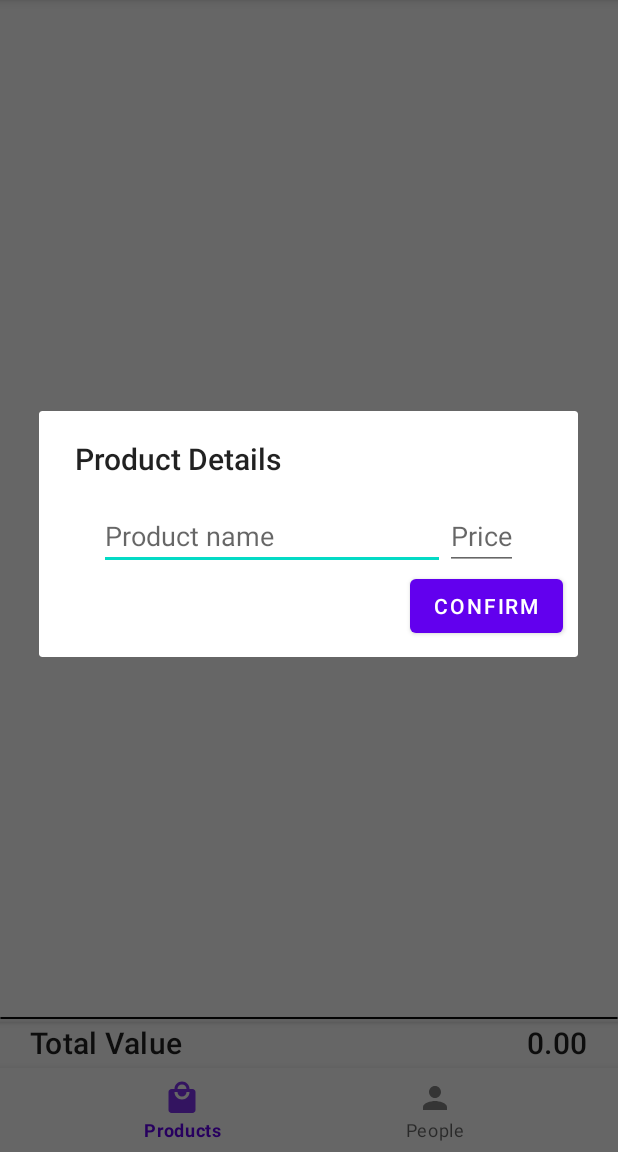
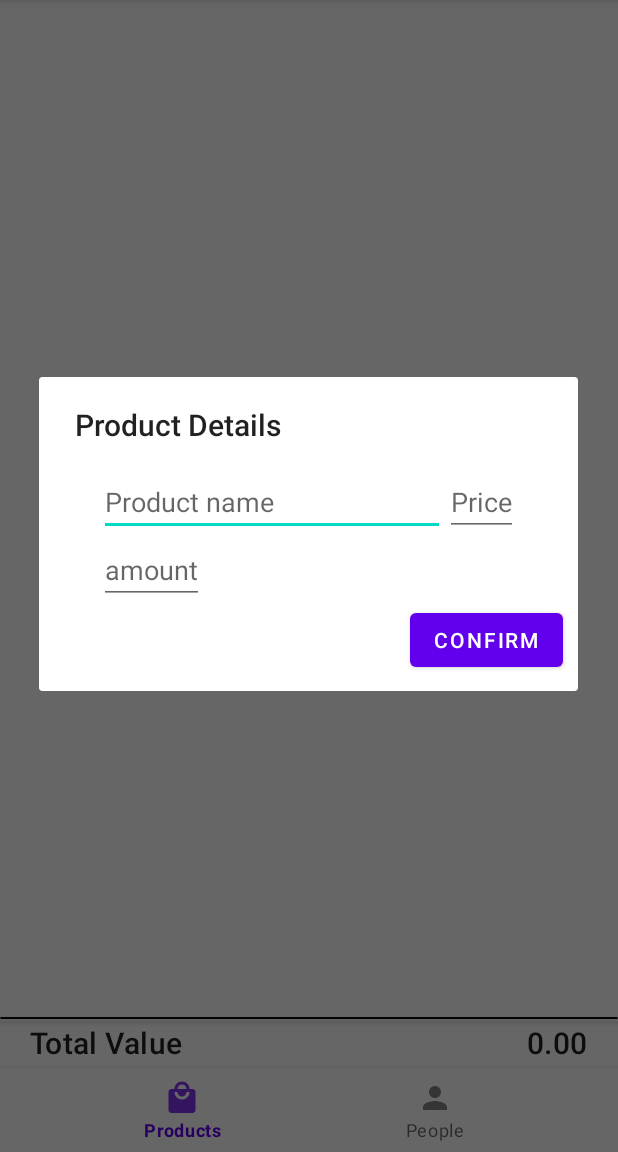
Before and after one commit to Drsdavi62/Racha-Conta, an Android app: the screen it shows after launch (MainActivity), after a tap on "Add", on a phone screen of 412 x 824 dp, the part 84-1236 px from its top. Run offline under Robolectric (Android 15) with nearby library versions, the phone set to English and light mode, and no system bars; our stand-ins replace Room's generated code; libraries missing offline, so code that uses them is left out: me.abhinay.input; plain views replace CurrencyEditText; 1 statement that could not run was skipped.

Commit message:
amount working, ux not done

```diff
--- a/app/src/main/java/com/example/application/billsplitingapp/MainActivity.kt
+++ b/app/src/main/java/com/example/application/billsplitingapp/MainActivity.kt
@@ -1,12 +1,17 @@
 package com.example.application.billsplitingapp
 
+import android.annotation.SuppressLint
 import androidx.appcompat.app.AppCompatActivity
 import android.os.Bundle
+import android.view.MotionEvent
+import android.view.View
+import androidx.constraintlayout.widget.ConstraintLayout
 import androidx.navigation.Navigation
 import com.google.android.material.bottomnavigation.BottomNavigationView
 
 class MainActivity : AppCompatActivity() {
 
+    @SuppressLint("ClickableViewAccessibility")
     override fun onCreate(savedInstanceState: Bundle?) {
         super.onCreate(savedInstanceState)
         setContentView(R.layout.activity_main)
--- a/app/src/main/java/com/example/application/billsplitingapp/database/product/ProductDao.kt
+++ b/app/src/main/java/com/example/application/billsplitingapp/database/product/ProductDao.kt
@@ -19,8 +19,8 @@ interface ProductDao {
     @Query("DELETE FROM ProductModel WHERE id = :id")
     suspend fun deleteProduct(id: java.lang.Integer)
 
-    @Query("UPDATE ProductModel SET name = :name, price =:price WHERE id = :id")
-    suspend fun editProduct(id: java.lang.Integer, name: String, price: Float)
+    @Query("UPDATE ProductModel SET name = :name, price =:price, amount = :amount WHERE id = :id")
+    suspend fun editProduct(id: java.lang.Integer, name: String, price: Float, amount : Int)
 
     @Query("UPDATE ProductModel SET name = :name WHERE id = :id")
     suspend fun editProductName(id : Int, name : String)
--- a/app/src/main/java/com/example/application/billsplitingapp/database/product/ProductDatabase.kt
+++ b/app/src/main/java/com/example/application/billsplitingapp/database/product/ProductDatabase.kt
@@ -6,7 +6,7 @@ import androidx.room.Room
 import androidx.room.RoomDatabase
 import com.example.application.billsplitingapp.models.ProductModel
 
-@Database(entities = [ProductModel::class], version = 1, exportSchema = false)
+@Database(entities = [ProductModel::class], version = 2, exportSchema = false)
 abstract class ProductDatabase : RoomDatabase() {
     abstract fun productDao() : ProductDao
 
@@ -27,7 +27,7 @@ abstract class ProductDatabase : RoomDatabase() {
                     context.applicationContext,
                     ProductDatabase::class.java,
                     "Product-database"
-                ).build()
+                ).fallbackToDestructiveMigration().build()
                 INSTANCE = instance
                 return instance
             }
--- a/app/src/main/java/com/example/application/billsplitingapp/database/product/ProductRepository.kt
+++ b/app/src/main/java/com/example/application/billsplitingapp/database/product/ProductRepository.kt
@@ -22,8 +22,8 @@ class ProductRepository (private val context: Context){
         productDao.add(productModel)
     }
 
-    suspend fun editProduct(id: Integer, name: String, price: Float){
-        productDao.editProduct(id, name, price)
+    suspend fun editProduct(id: Integer, name: String, price: Float, amount : Int){
+        productDao.editProduct(id, name, price, amount)
     }
 
     fun getList() : LiveData<List<ProductModel>>{
--- a/app/src/main/java/com/example/application/billsplitingapp/models/ProductModel.kt
+++ b/app/src/main/java/com/example/application/billsplitingapp/models/ProductModel.kt
@@ -4,7 +4,7 @@ import androidx.room.Entity
 import androidx.room.PrimaryKey
 
 @Entity
-class ProductModel (var name : String, var price : Float) {
+class ProductModel (var name : String, var price : Float, var amount : Int) {
     @PrimaryKey(autoGenerate = true)
     lateinit var id : Integer
 }
--- a/app/src/main/java/com/example/application/billsplitingapp/peopleList/PersonListViewModel.kt
+++ b/app/src/main/java/com/example/application/billsplitingapp/peopleList/PersonListViewModel.kt
@@ -30,7 +30,8 @@ class PersonListViewModel(application: Application) : AndroidViewModel(applicati
 
     fun deletePerson(id : Integer){
         relationRepository.getProductsRelated(id).forEach {productId ->
-            var value = productRepository.getProduct(productId).price / (relationRepository.getPeopleRelated(productId).size - 1).toFloat()
+            val product = productRepository.getProduct(productId)
+            var value = (product.price * product.amount)/ (relationRepository.getPeopleRelated(productId).size - 1).toFloat()
             relationRepository.setRelationValue(productId, value)
         }
         relationRepository.deleteByPerson(id)
--- a/app/src/main/java/com/example/application/billsplitingapp/productList/ProductListAdapter.kt
+++ b/app/src/main/java/com/example/application/billsplitingapp/productList/ProductListAdapter.kt
@@ -53,6 +53,7 @@ class ProductListAdapter (val productList : MutableList<ProductModel>, private v
         personList.sortBy { it.id.toInt() }
         val names = personList.map { it.name }
         holder.people.text = names.joinToString (", ")
+        holder.amount.text = productList[position].amount.toString()
     }
 
     fun updateList(newList : List<ProductModel>, relationList: List<List<PersonModel>>){
@@ -69,6 +70,7 @@ class ProductListAdapter (val productList : MutableList<ProductModel>, private v
         var name: TextView = itemView.product_name
         var price: TextView = itemView.product_price
         var people : TextView = itemView.item_people
+        var amount : TextView = itemView.item_product_amount
 
         init{
             itemView.setOnClickListener{
--- a/app/src/main/java/com/example/application/billsplitingapp/productList/ProductListFragment.kt
+++ b/app/src/main/java/com/example/application/billsplitingapp/productList/ProductListFragment.kt
@@ -101,7 +101,10 @@ class ProductListFragment : Fragment() {
 
         viewModel.list.observe(viewLifecycleOwner, Observer { productList ->
 
-            val priceList = productList.map { it.price }
+            var priceList : MutableList<Float> = ArrayList()
+            productList.forEach {
+                priceList.add(it.price * it.amount)
+            }
             totalValue.text = String.format("%.2f", priceList.sum())
             val relationList = viewModel.getRelations(productList)
 
@@ -121,11 +124,13 @@ class ProductListFragment : Fragment() {
                     )
                     newProductDialog.nameStr = adapter.productList[position].name
                     newProductDialog.priceFloat = adapter.productList[position].price
+                    newProductDialog.amountInt = adapter.productList[position].amount
                     newProductDialog.show(View.OnClickListener {
                         viewModel.editProduct(
                             adapter.productList[position].id,
                             newProductDialog.nameStr!!,
                             newProductDialog.priceFloat!!,
+                            newProductDialog.amountInt!!,
                             newProductDialog.getSelected()
                         )
                         activity!!.window.setSoftInputMode(WindowManager.LayoutParams.SOFT_INPUT_STATE_ALWAYS_HIDDEN)
@@ -156,7 +161,7 @@ class ProductListFragment : Fragment() {
         val newProductDialog = NewProductDialog(activity!!, viewModel.getPersonList())
         newProductDialog.show(View.OnClickListener {
             val product =
-                ProductModel(newProductDialog.nameStr!!, newProductDialog.priceFloat!!)
+                ProductModel(newProductDialog.nameStr!!, newProductDialog.priceFloat!!, newProductDialog.amountInt!!)
             viewModel.insertProduct(product, newProductDialog.getSelected())
             activity!!.window.setSoftInputMode(WindowManager.LayoutParams.SOFT_INPUT_STATE_ALWAYS_HIDDEN)
             newProductDialog.dismiss()
--- a/app/src/main/res/layout/activity_main.xml
+++ b/app/src/main/res/layout/activity_main.xml
@@ -1,5 +1,6 @@
 <?xml version="1.0" encoding="utf-8"?>
 <androidx.constraintlayout.widget.ConstraintLayout xmlns:android="http://schemas.android.com/apk/res/android"
+    android:id="@+id/activity_layout"
     xmlns:app="http://schemas.android.com/apk/res-auto"
     xmlns:tools="http://schemas.android.com/tools"
     android:layout_width="match_parent"
--- a/app/src/main/res/layout/dialog.xml
+++ b/app/src/main/res/layout/dialog.xml
@@ -34,12 +34,23 @@
         app:layout_constraintTop_toTopOf="parent"
         app:layout_goneMarginTop="15dp" />
 
+    <EditText
+        android:id="@+id/dialog_product_amount"
+        android:layout_width="wrap_content"
+        android:layout_height="wrap_content"
+        app:layout_constraintTop_toBottomOf="@+id/dialog_product_name"
+        app:layout_constraintStart_toStartOf="parent"
+        android:layout_marginStart="40dp"
+        android:hint="amount"
+        android:inputType="number"
+        app:layout_constraintBottom_toTopOf="@+id/dialog_person_layout"/>
+
     <androidx.constraintlayout.widget.ConstraintLayout
         android:id="@+id/dialog_person_layout"
         android:layout_width="match_parent"
         android:layout_height="wrap_content"
         app:layout_constraintBottom_toTopOf="@+id/dialog_confirm_button"
-        app:layout_constraintTop_toBottomOf="@+id/dialog_product_name">
+        app:layout_constraintTop_toBottomOf="@+id/dialog_product_amount">
 
         <TextView
             android:id="@+id/dialog_recycler_title"
```
Also changed, not shown: app/src/main/java/com/example/application/billsplitingapp/productList/ProductListViewModel.kt (+4 -4 lines), app/src/main/java/com/example/application/billsplitingapp/utils/NewProductDialog.kt (+15 -0 lines), app/src/main/res/layout/item_product.xml (+16 -6 lines).
